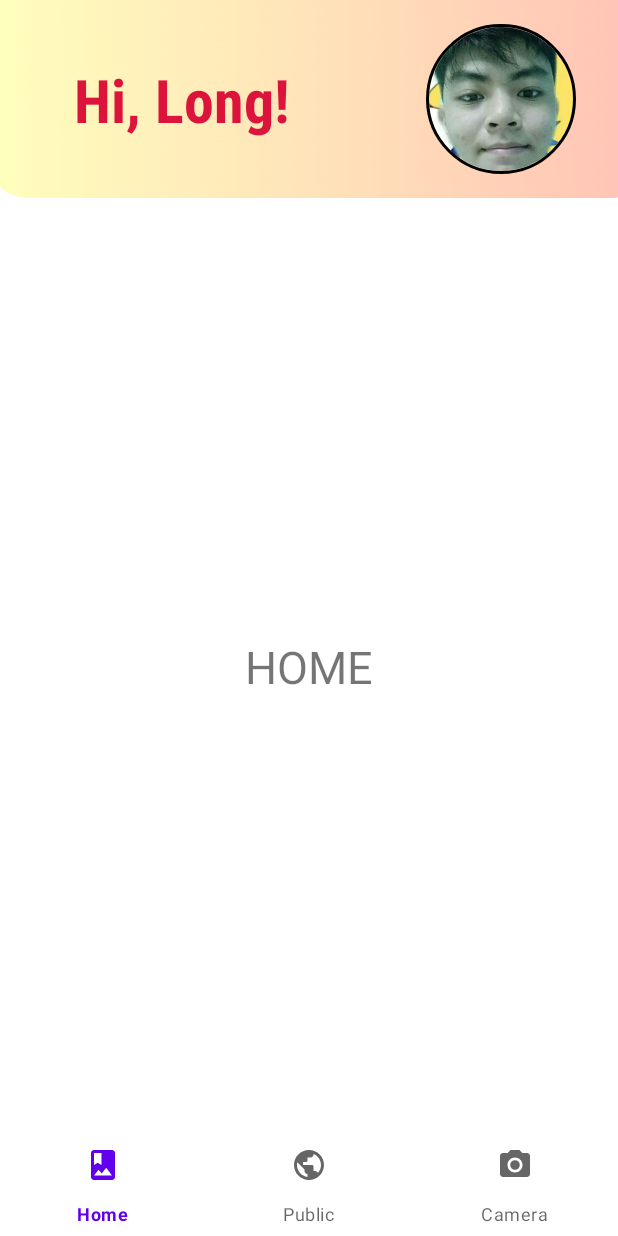
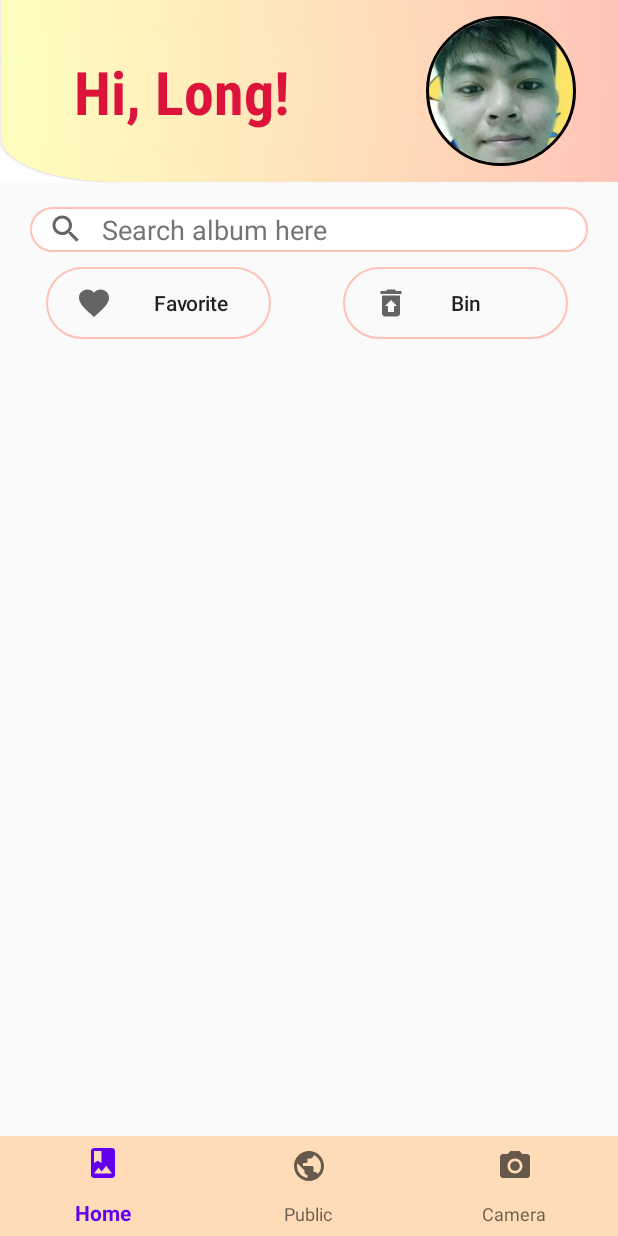
Before and after one commit to leesuby/BananaAlbumApp, an Android app: the screen it shows after launch (MainActivity), on a phone screen of 412 x 824 dp. Run offline under Robolectric (Android 15) with nearby library versions, the phone set to English and light mode, and no system bars; our stand-ins replace CircleImageView.

Commit message:
add search field and favorite, bin button

```diff
--- /dev/null
+++ b/app/src/main/res/drawable/custom_button.xml
@@ -0,0 +1,23 @@
+<?xml version="1.0" encoding="utf-8"?>
+
+<selector xmlns:android="http://schemas.android.com/apk/res/android">
+    <item android:state_pressed="true">
+        <shape android:shape="rectangle">
+            <gradient android:startColor="@color/skin" android:endColor="@color/light_pink"/>
+            <corners android:radius="30dp"/>
+
+        </shape>
+
+        <transition android:opacity="opaque"/>
+
+
+    </item>
+
+    <item android:state_pressed="false">
+        <shape android:shape="rectangle">
+            <stroke android:color="@color/light_pink" android:width="1dp"/>
+            <corners android:radius="30dp"/>
+        </shape>
+
+    </item>
+</selector>
--- /dev/null
+++ b/app/src/main/res/drawable/custom_searchbar.xml
@@ -0,0 +1,18 @@
+<?xml version="1.0" encoding="utf-8"?>
+<selector xmlns:android="http://schemas.android.com/apk/res/android">
+    <item android:state_enabled="true" android:state_focused="true">
+        <shape android:shape="rectangle">
+            <solid android:color="@color/white"/>
+            <corners android:radius="15dp"/>
+            <stroke android:color="@color/light_pink" android:width="1dp"/>
+        </shape>
+    </item>
+
+    <item android:state_enabled="true">
+        <shape android:shape="rectangle">
+            <solid android:color="@color/white"/>
+            <corners android:radius="15dp"/>
+            <stroke android:color="@color/blue_gray" android:width="1dp"/>
+        </shape>
+    </item>
+</selector>
--- /dev/null
+++ b/app/src/main/res/drawable/ic_baseline_favorite.xml
@@ -0,0 +1,10 @@
+<vector xmlns:android="http://schemas.android.com/apk/res/android"
+    android:width="24dp"
+    android:height="24dp"
+    android:viewportWidth="24"
+    android:viewportHeight="24"
+    android:tint="?attr/colorControlNormal">
+  <path
+      android:fillColor="@android:color/white"
+      android:pathData="M12,21.35l-1.45,-1.32C5.4,15.36 2,12.28 2,8.5 2,5.42 4.42,3 7.5,3c1.74,0 3.41,0.81 4.5,2.09C13.09,3.81 14.76,3 16.5,3 19.58,3 22,5.42 22,8.5c0,3.78 -3.4,6.86 -8.55,11.54L12,21.35z"/>
+</vector>
--- /dev/null
+++ b/app/src/main/res/drawable/ic_baseline_restore_from_trash.xml
@@ -0,0 +1,10 @@
+<vector xmlns:android="http://schemas.android.com/apk/res/android"
+    android:width="24dp"
+    android:height="24dp"
+    android:viewportWidth="24"
+    android:viewportHeight="24"
+    android:tint="?attr/colorControlNormal">
+  <path
+      android:fillColor="@android:color/white"
+      android:pathData="M19,4h-3.5l-1,-1h-5l-1,1L5,4v2h14zM6,7v12c0,1.1 0.9,2 2,2h8c1.1,0 2,-0.9 2,-2L18,7L6,7zM14,14v4h-4v-4L8,14l4,-4 4,4h-2z"/>
+</vector>
--- /dev/null
+++ b/app/src/main/res/drawable/ic_baseline_search.xml
@@ -0,0 +1,10 @@
+<vector xmlns:android="http://schemas.android.com/apk/res/android"
+    android:width="24dp"
+    android:height="24dp"
+    android:viewportWidth="24"
+    android:viewportHeight="24"
+    android:tint="?attr/colorControlNormal">
+  <path
+      android:fillColor="@android:color/white"
+      android:pathData="M15.5,14h-0.79l-0.28,-0.27C15.41,12.59 16,11.11 16,9.5 16,5.91 13.09,3 9.5,3S3,5.91 3,9.5 5.91,16 9.5,16c1.61,0 3.09,-0.59 4.23,-1.57l0.27,0.28v0.79l5,4.99L20.49,19l-4.99,-5zM9.5,14C7.01,14 5,11.99 5,9.5S7.01,5 9.5,5 14,7.01 14,9.5 11.99,14 9.5,14z"/>
+</vector>
--- a/app/src/main/res/drawable/selector.xml
+++ /dev/null
@@ -1,10 +0,0 @@
-<?xml version="1.0" encoding="utf-8"?>
-<selector xmlns:android="http://schemas.android.com/apk/res/android">
-
-    <item android:state_selected="true"
-        android:drawable="@color/light_skin"/>
-
-    <item android:state_selected="false"
-        android:drawable="@color/black"/>
-
-</selector>
--- a/app/src/main/res/layout/activity_main_screen.xml
+++ b/app/src/main/res/layout/activity_main_screen.xml
@@ -12,7 +12,7 @@
         android:layout_width="match_parent"
         android:layout_height="22dp"
         android:layout_weight="10"
-        android:background="@drawable/titlebar_cut"
+        android:background="@drawable/titlebar_cutfinalrealreal"
         android:orientation="horizontal">
 
 
@@ -70,7 +70,8 @@
             android:id="@+id/nav_tab"
             android:layout_width="wrap_content"
             android:layout_height="match_parent"
-            app:itemBackground="@color/white"
+
+            app:itemBackground="@color/skin"
             app:menu="@menu/main_tab_bar" />
 
     </LinearLayout>
--- a/app/src/main/res/layout/fragment_home.xml
+++ b/app/src/main/res/layout/fragment_home.xml
@@ -5,14 +5,87 @@
     android:layout_width="match_parent"
     android:layout_height="match_parent">
 
-    <TextView
-        android:layout_width="wrap_content"
+    <androidx.constraintlayout.widget.ConstraintLayout
+        android:id="@+id/home_top"
+        android:layout_width="match_parent"
         android:layout_height="wrap_content"
-        android:text="HOME"
-        android:textSize="30dp"
+        app:layout_constraintEnd_toEndOf="parent"
+        app:layout_constraintStart_toStartOf="parent"
+        app:layout_constraintTop_toTopOf="parent">
+
+        <EditText
+            android:id="@+id/search_field"
+            android:layout_width="match_parent"
+            android:layout_height="wrap_content"
+            android:layout_marginHorizontal="20sp"
+            android:layout_marginTop="16dp"
+            android:background="@drawable/custom_searchbar"
+            android:drawableStart="@drawable/ic_baseline_search"
+            android:drawablePadding="12sp"
+            android:ems="10"
+            android:hint="@string/hint_search"
+            android:inputType="textFilter"
+            android:minHeight="30dp"
+            android:paddingStart="12sp"
+            android:paddingEnd="12dp"
+            android:textColorHint="#757575"
+            app:layout_constraintEnd_toEndOf="parent"
+            app:layout_constraintStart_toStartOf="parent"
+            app:layout_constraintTop_toTopOf="parent" />
+
+        <Button
+            android:id="@+id/btnFav"
+            android:layout_width="150dp"
+            android:layout_height="wrap_content"
+            android:layout_marginTop="10dp"
+            android:layout_marginEnd="24dp"
+            android:paddingLeft="20dp"
+            android:background="@drawable/custom_button"
+            android:drawableLeft="@drawable/ic_baseline_favorite"
+            android:text="@string/btnFav"
+            android:textAllCaps="false"
+            app:layout_constraintBottom_toBottomOf="parent"
+            app:layout_constraintEnd_toStartOf="@+id/guideline3"
+            app:layout_constraintLeft_toLeftOf="parent"
+            app:layout_constraintTop_toBottomOf="@+id/search_field"
+            app:layout_constraintVertical_bias="1.0" />
+
+        <Button
+            android:id="@+id/btnBin"
+            android:layout_width="150dp"
+            android:layout_height="wrap_content"
+            android:layout_marginStart="24dp"
+            android:layout_marginTop="4dp"
+            android:layout_marginRight="52dp"
+            android:paddingLeft="20dp"
+            android:background="@drawable/custom_button"
+            android:drawableLeft="@drawable/ic_baseline_restore_from_trash"
+            android:paddingEnd="30dp"
+            android:text="@string/btnBin"
+            android:textAllCaps="false"
+            app:layout_constraintBottom_toBottomOf="parent"
+            app:layout_constraintRight_toRightOf="parent"
+            app:layout_constraintStart_toStartOf="@+id/guideline3"
+            app:layout_constraintTop_toBottomOf="@+id/search_field"
+            app:layout_constraintVertical_bias="1.0" />
+
+        <androidx.constraintlayout.widget.Guideline
+            android:id="@+id/guideline3"
+            android:layout_width="wrap_content"
+            android:layout_height="wrap_content"
+            android:orientation="vertical"
+            app:layout_constraintGuide_begin="205dp" />
+
+    </androidx.constraintlayout.widget.ConstraintLayout>
+
+    <FrameLayout
+        android:layout_width="match_parent"
+        android:layout_height="wrap_content"
         app:layout_constraintBottom_toBottomOf="parent"
         app:layout_constraintEnd_toEndOf="parent"
+        app:layout_constraintHorizontal_bias="0.0"
         app:layout_constraintStart_toStartOf="parent"
-        app:layout_constraintTop_toTopOf="parent" />
+        app:layout_constraintTop_toBottomOf="@+id/home_top"
+        app:layout_constraintVertical_bias="1.0"></FrameLayout>
 
 </androidx.constraintlayout.widget.ConstraintLayout>
--- a/app/src/main/res/values-night/themes.xml
+++ b/app/src/main/res/values-night/themes.xml
@@ -1,6 +1,6 @@
 <resources xmlns:tools="http://schemas.android.com/tools">
     <!-- Base application theme. -->
-    <style name="Theme.BananaAlbum" parent="Theme.MaterialComponents.DayNight.DarkActionBar">
+    <style name="Theme.BananaAlbum" parent="Theme.AppCompat.DayNight.DarkActionBar">
         <!-- Primary brand color. -->
         <item name="colorPrimary">@color/purple_200</item>
         <item name="colorPrimaryVariant">@color/purple_700</item>
--- a/app/src/main/res/values/colors.xml
+++ b/app/src/main/res/values/colors.xml
@@ -14,4 +14,5 @@
     <color name="light_pink">#FFC1B6</color>
     <color name="staleblue">#6A5ACD</color>
     <color name="crimson">#DC143C</color>
+    <color name="blue_gray">#CDDEEE</color>
 </resources>
--- a/app/src/main/res/values/strings.xml
+++ b/app/src/main/res/values/strings.xml
@@ -1,3 +1,6 @@
 <resources>
     <string name="app_name">BananaAlbum</string>
+    <string name="hint_search">Search album here</string>
+    <string name="btnFav">Favorite</string>
+    <string name="btnBin">Bin</string>
 </resources>
--- a/app/src/main/res/values/themes.xml
+++ b/app/src/main/res/values/themes.xml
@@ -1,6 +1,6 @@
 <resources xmlns:tools="http://schemas.android.com/tools">
     <!-- Base application theme. -->
-    <style name="Theme.BananaAlbum" parent="Theme.MaterialComponents.DayNight.DarkActionBar">
+    <style name="Theme.BananaAlbum" parent="Theme.AppCompat.DayNight.DarkActionBar">
         <!-- Primary brand color. -->
         <item name="colorPrimary">@color/purple_500</item>
         <item name="colorPrimaryVariant">@color/purple_700</item>
```
Also changed, not shown: app/src/main/res/drawable-v24/titlebar_cutfinalreal.png (added), app/src/main/res/drawable-v24/titlebar_cutfinalrealreal.png (added), app/src/main/res/drawable/titlebar_cutfinal.png (added), app/src/main/res/drawable/titlebar_cutv2.png (added).
